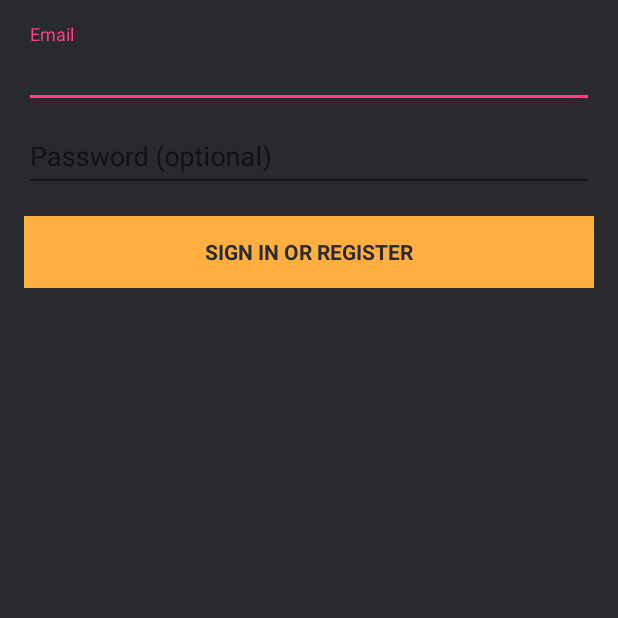
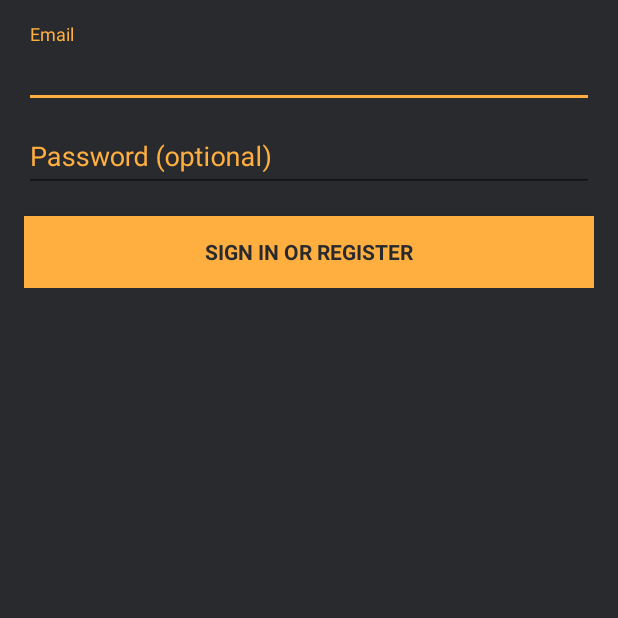
Before and after one commit to NulliSecundus/Boozey, an Android app: the screen it shows after launch (LoginActivity), on a phone screen of 412 x 824 dp, the top half of it. Run offline under Robolectric (Android 15) with nearby library versions, the phone set to English and light mode, and no system bars; 2 statements that could not run were skipped.

Commit message:
Login screen updates

```diff
--- a/app/src/main/java/wisc/boozey/SettingsFragment.java
+++ b/app/src/main/java/wisc/boozey/SettingsFragment.java
@@ -1,11 +1,16 @@
 package wisc.boozey;
 
 import android.app.Fragment;
+import android.content.Intent;
 import android.os.Bundle;
 import android.support.annotation.Nullable;
+import android.util.Log;
 import android.view.LayoutInflater;
 import android.view.View;
 import android.view.ViewGroup;
+import android.widget.TextView;
+
+import org.w3c.dom.Text;
 
 /**
  *
--- a/app/src/main/java/wisc/boozey/main.java
+++ b/app/src/main/java/wisc/boozey/main.java
@@ -1,7 +1,9 @@
 package wisc.boozey;
 
 import android.app.FragmentManager;
+import android.content.Intent;
 import android.os.Bundle;
+import android.provider.Settings;
 import android.support.design.widget.NavigationView;
 import android.support.v4.view.GravityCompat;
 import android.support.v4.widget.DrawerLayout;
@@ -10,6 +12,8 @@ import android.support.v7.app.AppCompatActivity;
 import android.support.v7.widget.Toolbar;
 import android.view.Menu;
 import android.view.MenuItem;
+import android.view.View;
+import android.widget.TextView;
 
 public class main extends AppCompatActivity
         implements NavigationView.OnNavigationItemSelectedListener {
--- a/app/src/main/res/layout/activity_login.xml
+++ b/app/src/main/res/layout/activity_login.xml
@@ -33,7 +33,8 @@
 
             <android.support.design.widget.TextInputLayout
                 android:layout_width="match_parent"
-                android:layout_height="wrap_content">
+                android:layout_height="wrap_content"
+                android:textColorHint="@color/boozeyColor">
 
                 <AutoCompleteTextView
                     android:id="@+id/email"
@@ -43,14 +44,14 @@
                     android:inputType="textEmailAddress"
                     android:maxLines="1"
                     android:textColor="@color/boozeyColor"
-                    android:textColorHint="@color/boozeyColor"
                     android:singleLine="true" />
 
             </android.support.design.widget.TextInputLayout>
 
             <android.support.design.widget.TextInputLayout
                 android:layout_width="match_parent"
-                android:layout_height="wrap_content">
+                android:layout_height="wrap_content"
+                android:textColorHint="@color/boozeyColor">
 
                 <EditText
                     android:id="@+id/password"
@@ -63,7 +64,6 @@
                     android:inputType="textPassword"
                     android:maxLines="1"
                     android:textColor="@color/boozeyColor"
-                    android:textColorHint="@color/boozeyColor"
                     android:singleLine="true" />
 
             </android.support.design.widget.TextInputLayout>
--- a/app/src/main/res/layout/settings_screen.xml
+++ b/app/src/main/res/layout/settings_screen.xml
@@ -52,7 +52,8 @@
             android:layout_width="wrap_content"
             android:layout_height="wrap_content"
             android:text="@string/logout_settings"
-            android:textSize="20sp" />
+            android:textSize="20sp"
+            android:clickable="true"/>
     </TableRow>
 
 </TableLayout>
--- a/app/src/main/res/values/styles.xml
+++ b/app/src/main/res/values/styles.xml
@@ -5,7 +5,8 @@
         <!-- Customize your theme here. -->
         <item name="colorPrimary">@color/colorPrimary</item>
         <item name="colorPrimaryDark">@color/colorPrimaryDark</item>
-        <item name="colorAccent">@color/colorAccent</item>
+        <item name="colorAccent">@color/boozeyColor</item>
+
     </style>
 
     <style name="AppTheme.NoActionBar">
@@ -17,4 +18,7 @@
 
     <style name="AppTheme.PopupOverlay" parent="ThemeOverlay.AppCompat.Light" />
 
+    <style name="TextAppearance.App.TextInputLayout" parent="@android:style/TextAppearance">
+        <item name="android:textColor">@color/boozeyColor</item>
+    </style>
 </resources>
```
